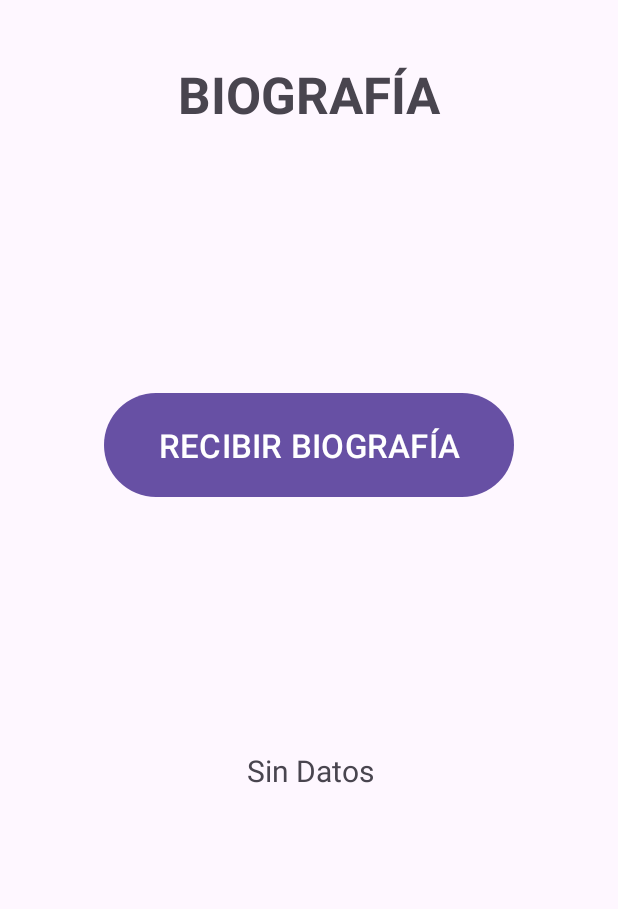
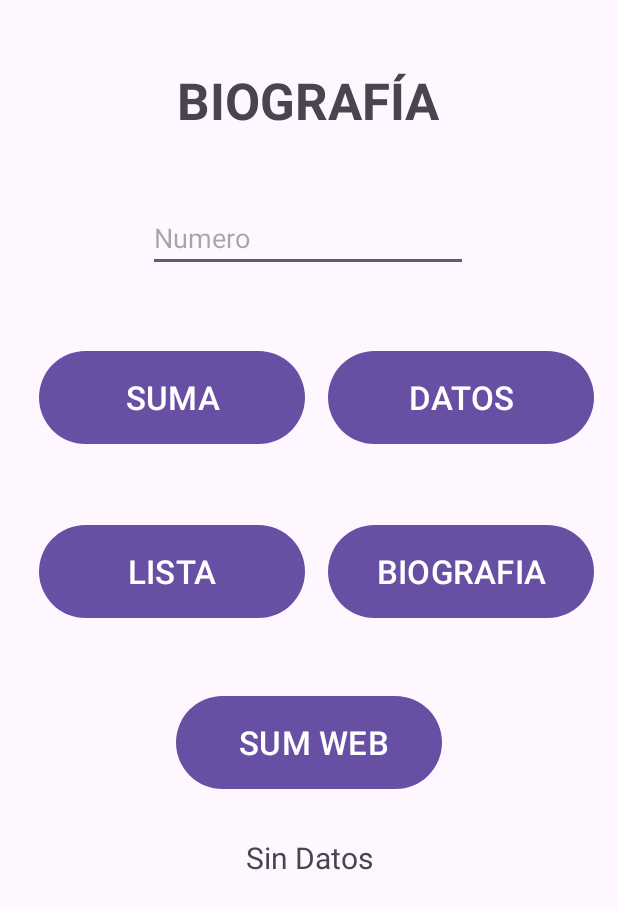
Before and after one commit to BryanEnriquez1/EnriquezCastro1CHDS, an Android app: the screen it shows after launch (MainActivity), on a phone screen of 412 x 824 dp. Shown: the top 909 px of the screen. Run offline under Robolectric (Android 15) with nearby library versions, the phone set to English and light mode, and no system bars; our stand-ins replace Volley.

Commit message:
Ejercicios Express en clases

```diff
--- a/app/src/main/java/com/baec/enriquezcastro1chds/MainActivity.java
+++ b/app/src/main/java/com/baec/enriquezcastro1chds/MainActivity.java
@@ -3,6 +3,7 @@ package com.baec.enriquezcastro1chds;
 import android.os.Bundle;
 import android.view.View;
 import android.widget.Button;
+import android.widget.EditText;
 import android.widget.TextView;
 import android.widget.Toast;
 
@@ -21,8 +22,9 @@ import com.android.volley.toolbox.Volley;
 
 public class MainActivity extends AppCompatActivity {
 
-    Button btnrecibir;
+    Button btnsuma, btndatos, btnlista, btnbiograf, btnsumweb;
     TextView txtbiografia;
+    EditText edtnumero;
 
     @Override
     protected void onCreate(Bundle savedInstanceState) {
@@ -34,31 +36,76 @@ public class MainActivity extends AppCompatActivity {
             v.setPadding(systemBars.left, systemBars.top, systemBars.right, systemBars.bottom);
             return insets;
         });
-        btnrecibir = findViewById(R.id.btrecibir);
+        btnsuma = findViewById(R.id.btsuma);
+        btndatos = findViewById(R.id.btdatos);
+        btnlista = findViewById(R.id.btlista);
+        btnbiograf = findViewById(R.id.btbiograf);
+        btnsumweb = findViewById(R.id.btsumweb);
         txtbiografia = findViewById(R.id.tvtexto);
+        edtnumero = findViewById(R.id.etnumero);
 
-        btnrecibir.setOnClickListener(new View.OnClickListener() {
+        btnbiograf.setOnClickListener(new View.OnClickListener() {
             @Override
             public void onClick(View v) {
-                obtenerServicioWeb("http://10.10.35.212:3000/enriquez");
+                obtenerServicioWeb("http://10.10.26.33:3000/Alexander");
             }
         });
+
+        btnlista.setOnClickListener(new View.OnClickListener() {
+            @Override
+            public void onClick(View v) {
+                obtenerServicioWeb("http://10.10.26.33:3000/nombre");
+            }
+        });
+
+        btnsumweb.setOnClickListener(new View.OnClickListener() {
+            @Override
+            public void onClick(View v) {
+                obtenerServicioWebSuma("http://10.10.26.33:3000/suma");
+            }
+        });
+
+        btnsuma.setOnClickListener(new View.OnClickListener() {
+            @Override
+            public void onClick(View v) {
+                String num = edtnumero.getText().toString();
+
+                // Validar que el usuario haya ingresado un número antes de llamar al servicio
+                if (!num.isEmpty()) {
+                    obtenerServicioWebSuma("http://10.10.26.33:3000/sumacli/" + num);
+                } else {
+                    Toast.makeText(getApplicationContext(), "Por favor ingresa un número", Toast.LENGTH_SHORT).show();
+                };
+            }
+        });
+    }
+    private void obtenerServicioWebSuma(String URL) {
+        StringRequest stringRequest = new StringRequest(Request.Method.GET, URL, new Response.Listener<String>() {
+            @Override
+            public void onResponse(String response) {
+                txtbiografia.setText("Resultado: "+ response);
+            }
+        }, new Response.ErrorListener() {
+            @Override
+            public void onErrorResponse(VolleyError error) {
+                Toast.makeText(getApplicationContext(), "Error en la solicitud: " + error.toString(), Toast.LENGTH_SHORT).show();
+            }
+        });
+        RequestQueue requestQueue = Volley.newRequestQueue(this);
+        requestQueue.add(stringRequest);
     }
     private void obtenerServicioWeb(String URL) {
         StringRequest stringRequest = new StringRequest(Request.Method.GET, URL, new Response.Listener<String>() {
             @Override
             public void onResponse(String response) {
                 txtbiografia.setText(response);
-                Toast.makeText(getApplicationContext(), "Éxito", Toast.LENGTH_SHORT).show();
             }
-        },
-                new Response.ErrorListener() {
-                    @Override
-                    public void onErrorResponse(VolleyError error) {
-                        Toast.makeText(getApplicationContext(), "Error en la solicitud: " + error.toString(), Toast.LENGTH_SHORT).show();
-                    }
-                });
-
+        }, new Response.ErrorListener() {
+            @Override
+            public void onErrorResponse(VolleyError error) {
+                Toast.makeText(getApplicationContext(), "Error en la solicitud: " + error.toString(), Toast.LENGTH_SHORT).show();
+            }
+        });
         RequestQueue requestQueue = Volley.newRequestQueue(this);
         requestQueue.add(stringRequest);
     }
--- a/app/src/main/res/layout/activity_main.xml
+++ b/app/src/main/res/layout/activity_main.xml
@@ -6,6 +6,70 @@
     android:layout_width="match_parent"
     android:layout_height="match_parent"
     tools:context=".MainActivity">
+
+    <Button
+        android:id="@+id/btsumweb"
+        android:layout_width="177dp"
+        android:layout_height="70dp"
+        android:text=" SUM WEB"
+        android:textSize="22sp"
+        app:layout_constraintBottom_toTopOf="@+id/tvtexto"
+        app:layout_constraintEnd_toEndOf="parent"
+        app:layout_constraintStart_toStartOf="parent"
+        app:layout_constraintTop_toBottomOf="@+id/etnumero"
+        app:layout_constraintVertical_bias="0.908" />
+
+    <Button
+        android:id="@+id/btbiograf"
+        android:layout_width="177dp"
+        android:layout_height="70dp"
+        android:text="BIOGRAFIA"
+        android:textSize="22sp"
+        app:layout_constraintBottom_toTopOf="@+id/tvtexto"
+        app:layout_constraintEnd_toEndOf="parent"
+        app:layout_constraintHorizontal_bias="0.931"
+        app:layout_constraintStart_toStartOf="parent"
+        app:layout_constraintTop_toBottomOf="@+id/etnumero"
+        app:layout_constraintVertical_bias="0.538" />
+
+    <Button
+        android:id="@+id/btdatos"
+        android:layout_width="177dp"
+        android:layout_height="70dp"
+        android:text="DATOS"
+        android:textSize="22sp"
+        app:layout_constraintBottom_toTopOf="@+id/tvtexto"
+        app:layout_constraintEnd_toEndOf="parent"
+        app:layout_constraintHorizontal_bias="0.931"
+        app:layout_constraintStart_toStartOf="parent"
+        app:layout_constraintTop_toBottomOf="@+id/etnumero"
+        app:layout_constraintVertical_bias="0.159" />
+
+    <Button
+        android:id="@+id/btsuma"
+        android:layout_width="177dp"
+        android:layout_height="70dp"
+        android:text="SUMA"
+        android:textSize="22sp"
+        app:layout_constraintBottom_toTopOf="@+id/tvtexto"
+        app:layout_constraintEnd_toEndOf="parent"
+        app:layout_constraintHorizontal_bias="0.111"
+        app:layout_constraintStart_toStartOf="parent"
+        app:layout_constraintTop_toBottomOf="@+id/etnumero"
+        app:layout_constraintVertical_bias="0.159" />
+
+    <Button
+        android:id="@+id/btlista"
+        android:layout_width="177dp"
+        android:layout_height="70dp"
+        android:text="LISTA"
+        android:textSize="22sp"
+        app:layout_constraintBottom_toTopOf="@+id/tvtexto"
+        app:layout_constraintEnd_toEndOf="parent"
+        app:layout_constraintHorizontal_bias="0.111"
+        app:layout_constraintStart_toStartOf="parent"
+        app:layout_constraintTop_toBottomOf="@+id/etnumero"
+        app:layout_constraintVertical_bias="0.538" />
 
     <TextView
         android:id="@+id/textView"
@@ -17,35 +81,34 @@
         android:textStyle="bold"
         app:layout_constraintBottom_toBottomOf="parent"
         app:layout_constraintEnd_toEndOf="parent"
+        app:layout_constraintHorizontal_bias="0.494"
         app:layout_constraintStart_toStartOf="parent"
         app:layout_constraintTop_toTopOf="parent"
-        app:layout_constraintVertical_bias="0.052" />
-
-    <Button
-        android:id="@+id/btrecibir"
-        android:layout_width="273dp"
-        android:layout_height="77dp"
-        android:layout_marginTop="52dp"
-        android:text="RECIBIR BIOGRAFÍA"
-        android:textSize="22sp"
-        app:layout_constraintBottom_toTopOf="@+id/tvtexto"
-        app:layout_constraintEnd_toEndOf="parent"
-        app:layout_constraintHorizontal_bias="0.502"
-        app:layout_constraintStart_toStartOf="parent"
-        app:layout_constraintTop_toBottomOf="@+id/textView"
-        app:layout_constraintVertical_bias="0.401" />
+        app:layout_constraintVertical_bias="0.057" />
 
     <TextView
         android:id="@+id/tvtexto"
-        android:layout_width="333dp"
-        android:layout_height="224dp"
-        android:layout_marginBottom="100dp"
+        android:layout_width="354dp"
+        android:layout_height="230dp"
+        android:layout_marginBottom="36dp"
         android:text="Sin Datos"
         android:textAlignment="center"
         android:textSize="20sp"
         app:layout_constraintBottom_toBottomOf="parent"
         app:layout_constraintEnd_toEndOf="parent"
-        app:layout_constraintHorizontal_bias="0.509"
         app:layout_constraintStart_toStartOf="parent" />
 
+    <EditText
+        android:id="@+id/etnumero"
+        android:layout_width="wrap_content"
+        android:layout_height="wrap_content"
+        android:layout_marginTop="36dp"
+        android:ems="10"
+        android:hint="Numero"
+        android:inputType="text"
+        app:layout_constraintEnd_toEndOf="parent"
+        app:layout_constraintHorizontal_bias="0.497"
+        app:layout_constraintStart_toStartOf="parent"
+        app:layout_constraintTop_toBottomOf="@+id/textView" />
+
 </androidx.constraintlayout.widget.ConstraintLayout>
```
